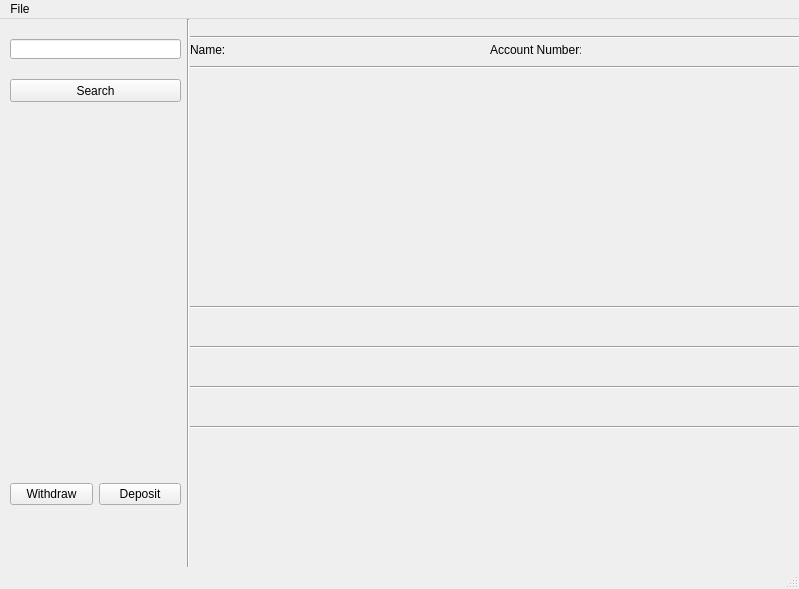
The window that Symitar.ui (draveniii/Symitar) describes before a commit, drawn with Qt 5.
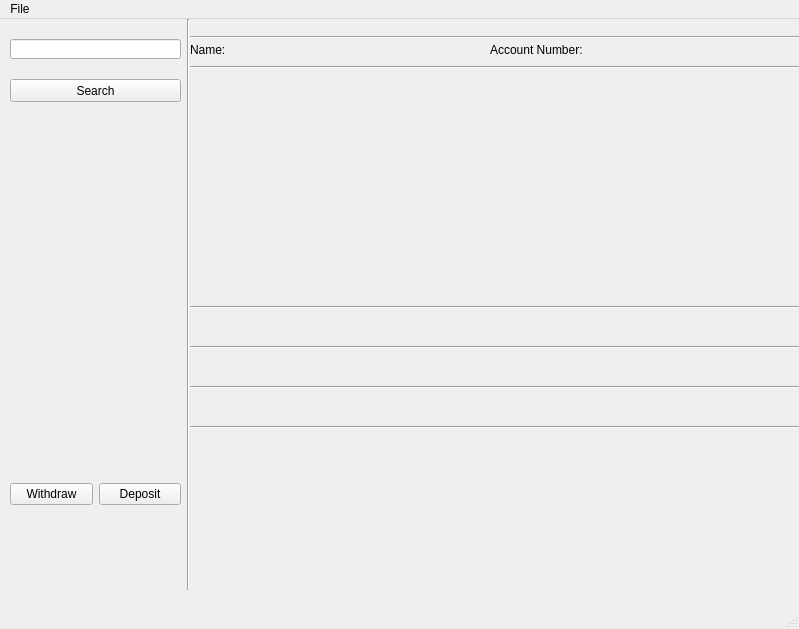
The same window after the commit.

Commit message: Added basic PyQt5 framework to main

Patch:
```diff
--- a/Symitar.ui
+++ b/Symitar.ui
@@ -7,7 +7,7 @@
     <x>0</x>
     <y>0</y>
     <width>799</width>
-    <height>589</height>
+    <height>629</height>
    </rect>
   </property>
   <property name="windowTitle">
@@ -237,7 +237,7 @@
      <rect>
       <x>490</x>
       <y>20</y>
-      <width>91</width>
+      <width>131</width>
       <height>21</height>
      </rect>
     </property>
@@ -248,9 +248,9 @@
    <widget class="QLabel" name="accountNumberLabel">
     <property name="geometry">
      <rect>
-      <x>600</x>
+      <x>630</x>
       <y>20</y>
-      <width>191</width>
+      <width>161</width>
       <height>21</height>
      </rect>
     </property>
```
Left out of the diff: 2 changed lines with no effect on the pictures. The commit also changes 1 other file.
